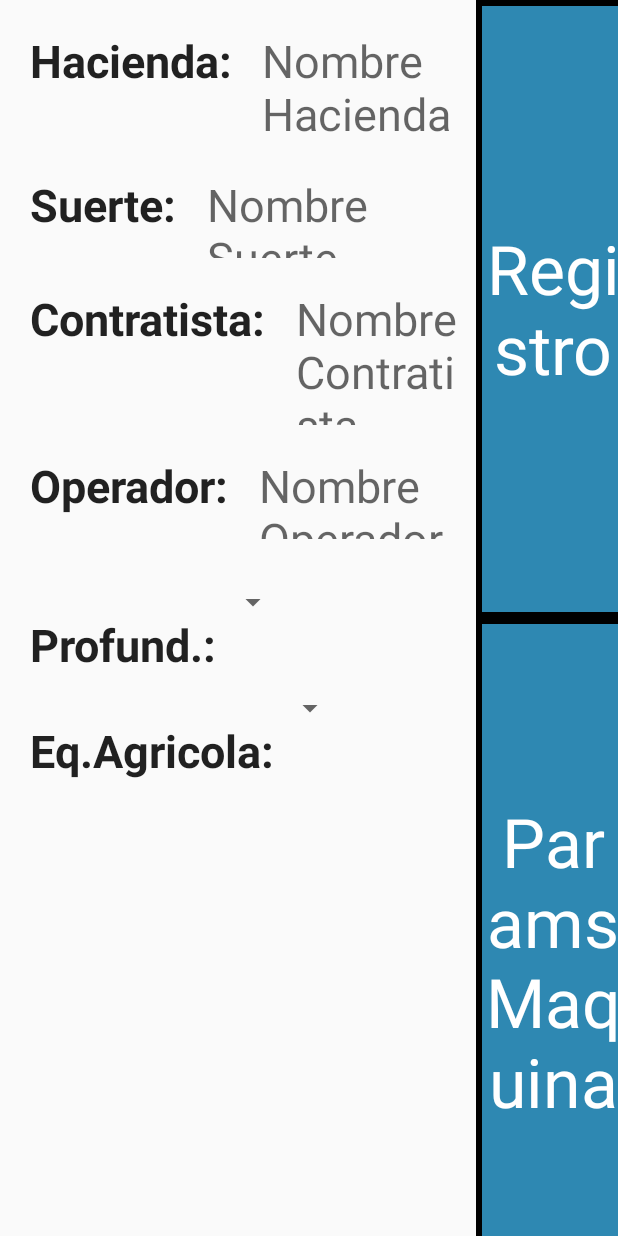
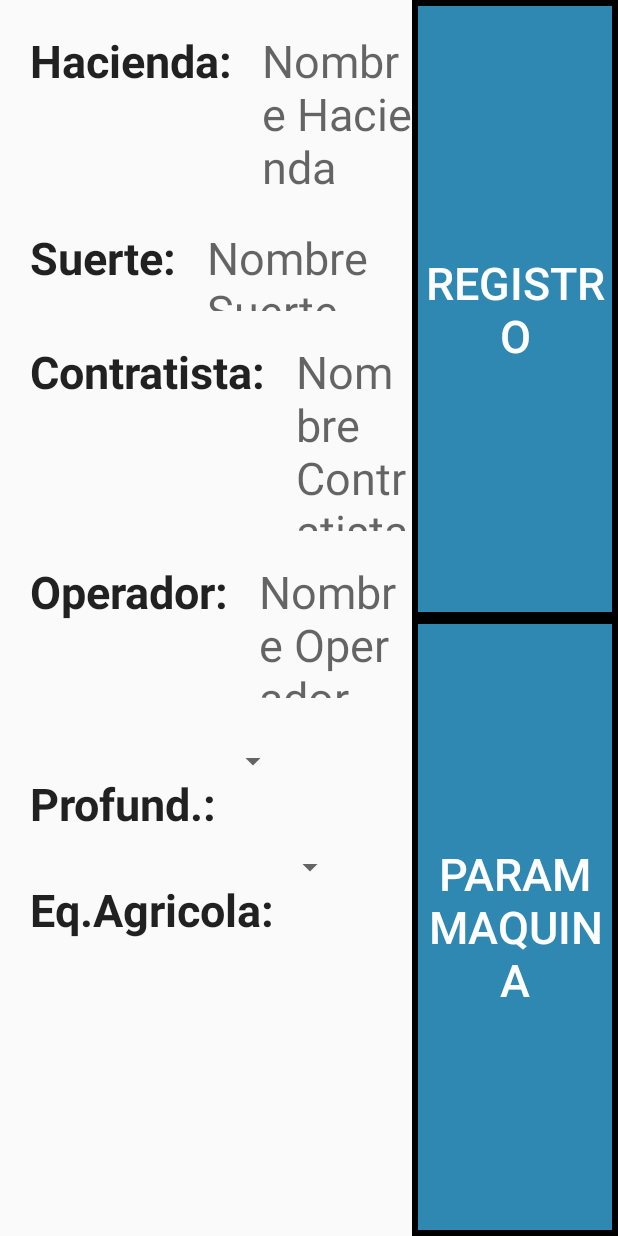
Before and after one commit to diegoochoac/AgrumConcentrador, an Android app: the layout parametros_fragment.xml on its own in the app's theme, with its tools: preview values and no code run, on a phone screen of 412 x 824 dp. Run offline under Robolectric (Android 15) with nearby library versions, the phone set to English and light mode, and no system bars.

Commit message:
Codigo mejora de interfaz de parametrosfragment

```diff
--- /dev/null
+++ b/app/src/main/java/com/concentrador/agrum/agrumconcentrador/database/Contratista.java
@@ -0,0 +1,7 @@
+package com.concentrador.agrum.agrumconcentrador.database;
+
+/**
+ * Created by diego on 2/09/16.
+ */
+public class Contratista {
+}
--- /dev/null
+++ b/app/src/main/java/com/concentrador/agrum/agrumconcentrador/database/Medicion.java
@@ -0,0 +1,7 @@
+package com.concentrador.agrum.agrumconcentrador.database;
+
+/**
+ * Created by diego on 2/09/16.
+ */
+public class Medicion {
+}
--- a/app/src/main/java/com/concentrador/agrum/agrumconcentrador/fragments/ParametrosFragment.java
+++ b/app/src/main/java/com/concentrador/agrum/agrumconcentrador/fragments/ParametrosFragment.java
@@ -42,7 +42,7 @@ public class ParametrosFragment extends Fragment implements OnClickListener{
     private List<Terreno> terrenoList;
     private UsuarioAdapter adapterUsuario = null;
     private TerrenoAdapter adapterTerreno = null;
-    private Usuario usuario = new Usuario();
+
 
     private int stateClick = -1;
     Context thiscontext;
@@ -55,7 +55,6 @@ public class ParametrosFragment extends Fragment implements OnClickListener{
         View rootview = inflater.inflate(R.layout.parametros_fragment, container, false);
         inicializarComponentes(rootview);
         thiscontext = container.getContext();
-
         return rootview;
     }
 
@@ -86,9 +85,6 @@ public class ParametrosFragment extends Fragment implements OnClickListener{
         suerte.setOnClickListener(this);
         contratista.setOnClickListener(this);
         operador.setOnClickListener(this);
-
-
-
     }
 
 
@@ -283,6 +279,12 @@ public class ParametrosFragment extends Fragment implements OnClickListener{
                 }
                 break;
 
+            case R.id.btnRegistro:
+                break;
+
+            case R.id.btnParametrosMaquina:
+                break;
+
         }
     }
 
--- a/app/src/main/res/layout/parametros_fragment.xml
+++ b/app/src/main/res/layout/parametros_fragment.xml
@@ -1,14 +1,20 @@
 <?xml version="1.0" encoding="utf-8"?>
-<LinearLayout xmlns:android="http://schemas.android.com/apk/res/android"
+<RelativeLayout xmlns:android="http://schemas.android.com/apk/res/android"
     android:layout_width="match_parent"
     android:layout_height="match_parent"
     android:id="@+id/relativeLayout6"
     android:weightSum="1">
+
+    <LinearLayout
+        android:orientation="horizontal"
+        android:layout_width="match_parent"
+        android:layout_height="match_parent">
+
         <RelativeLayout
             android:layout_width="match_parent"
             android:layout_height="match_parent"
             android:layout_alignParentTop="true"
-        android:layout_weight="0.23">
+            android:layout_weight="1">
 
             <LinearLayout
                 android:orientation="vertical"
@@ -193,56 +199,37 @@
 
         </RelativeLayout>
 
+        <RelativeLayout
+            android:layout_width="match_parent"
+            android:layout_height="match_parent"
+            android:layout_weight="2">
+
             <LinearLayout
                 android:orientation="vertical"
                 android:layout_width="match_parent"
-        android:layout_height="match_parent"
-        android:layout_alignParentTop="true"
-        android:layout_alignParentLeft="true"
-        android:layout_alignParentBottom="true"
-        android:layout_toRightOf="@+id/relativeLayout6"
-        android:background="#FFF"
-        android:layout_weight="0.75"
-        android:weightSum="9">
-        <RelativeLayout
+                android:layout_height="match_parent">
+
+                <Button
                     android:layout_width="match_parent"
-            android:layout_height="match_parent"
+                    android:layout_height="0dp"
+                    android:text="Registro"
+                    android:textSize="@dimen/textSizeRegistroFragment"
                     android:background="@drawable/border"
-            android:id="@+id/layoutRegistro"
-            android:layout_marginTop="0dp"
-            android:layout_weight="4.5">
-            <TextView
-                android:layout_width="wrap_content"
-                android:layout_height="wrap_content"
-                android:textAppearance="?android:attr/textAppearanceLarge"
-                android:text="Registro"
-                android:id="@+id/textView43"
-                android:textSize="45dp"
-                android:textColor="#FFFFFF"
-                android:gravity="center"
-                android:layout_marginTop="10dp"
-                android:layout_centerVertical="true"
-                android:layout_centerHorizontal="true" />
-        </RelativeLayout>
-        <RelativeLayout
+                    android:textColor="#FFF"
+                    android:id="@+id/btnRegistro"
+                    android:layout_weight="1" />
+
+                <Button
                     android:layout_width="match_parent"
-            android:layout_height="match_parent"
+                    android:layout_height="0dp"
+                    android:text="Param Maquina"
+                    android:textSize="@dimen/textSizeRegistroFragment"
                     android:background="@drawable/border"
-            android:id="@+id/layoutParametrosMaquina"
-            android:layout_marginTop="0dp"
-            android:layout_weight="4">
-            <TextView
-                android:layout_width="wrap_content"
-                android:layout_height="wrap_content"
-                android:textAppearance="?android:attr/textAppearanceLarge"
-                android:text="Params Maquina"
-                android:id="@+id/textView45"
-                android:textSize="45dp"
-                android:textColor="#FFFFFF"
-                android:gravity="center"
-                android:layout_marginTop="10dp"
-                android:layout_centerVertical="true"
-                android:layout_centerHorizontal="true"/>
+                    android:textColor="#FFF"
+                    android:id="@+id/btnParametrosMaquina"
+                    android:layout_weight="1" />
+            </LinearLayout>
         </RelativeLayout>
     </LinearLayout>
-</LinearLayout>
+
+</RelativeLayout>
```
Lines whose indentation alone changed are shown as unchanged.
